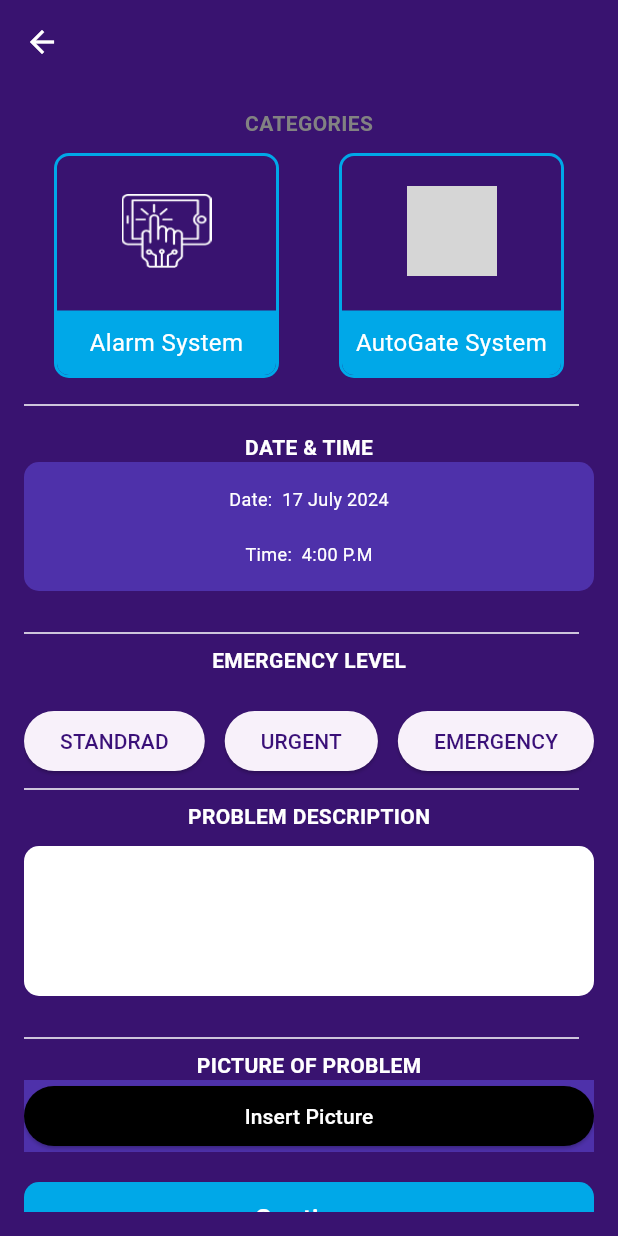
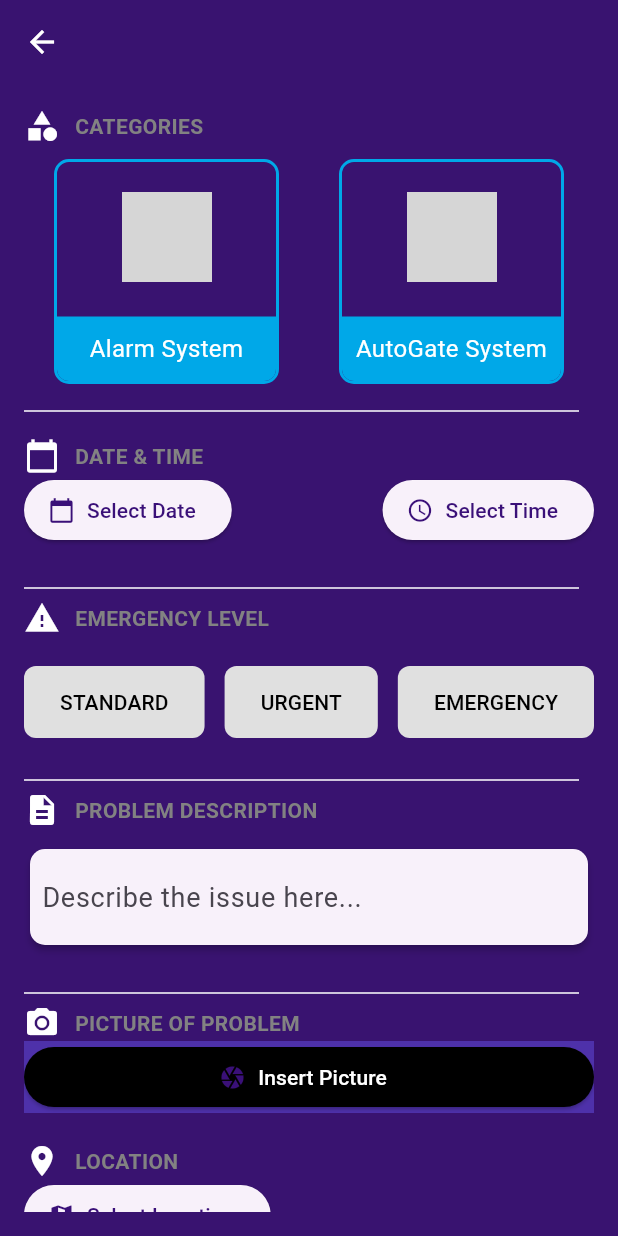
Before and after one commit to ChokJianHong/CustomerApp, a Flutter app: the RequisitionForm screen opened directly with empty values, on a phone screen of 412 x 824 dp. Run offline on Flutter 3.47's test engine with Material 3 defaults, Android fonts, the phone set to English and light mode, and no system bars; our stand-ins replace curved_navigation_bar, email_validator, flutter_secure_storage, google_places_flutter, jwt_decoder; accounts and stored records are empty; grey boxes are pictures that could not be loaded.

Commit message:
Update RequisitionForm.dart

```diff
--- a/customer_app/lib/pages/RequisitionForm.dart
+++ b/customer_app/lib/pages/RequisitionForm.dart
@@ -5,6 +5,8 @@ import 'package:customer_app/core/configs/theme/app_colors.dart';
 import 'package:customer_app/pages/ConfirmationRequest.dart';
 import 'package:customer_app/pages/HomePage.dart';
 import 'package:flutter/material.dart';
+import 'package:google_places_flutter/google_places_flutter.dart';
+import 'package:intl/intl.dart'; // For date formatting
 
 class RequisitionForm extends StatefulWidget {
   final String token;
@@ -17,212 +19,190 @@ class RequisitionForm extends StatefulWidget {
 class _RequisitionFormState extends State<RequisitionForm> {
   bool isAlarmSelected = false;
   bool isAutogateSelected = false;
+  DateTime? selectedDate;
+  TimeOfDay? selectedTime;
+  String? selectedLocation;
+  String? selectedEmergencyLevel;
+
+  // Function to select date
+  Future<void> _selectDate() async {
+    final DateTime? picked = await showDatePicker(
+      context: context,
+      initialDate: DateTime.now(),
+      firstDate: DateTime(2000),
+      lastDate: DateTime(2101),
+    );
+    if (picked != null && picked != selectedDate) {
+      setState(() {
+        selectedDate = picked;
+      });
+    }
+  }
+
+  // Function to select time
+  Future<void> _selectTime() async {
+    final TimeOfDay? picked = await showTimePicker(
+      context: context,
+      initialTime: TimeOfDay.now(),
+    );
+    if (picked != null && picked != selectedTime) {
+      setState(() {
+        selectedTime = picked;
+      });
+    }
+  }
+
+  // Function to handle location selection
+  Future<void> _selectLocation() async {
+    setState(() {
+      selectedLocation = 'Location selected'; // Update with actual location
+    });
+  }
 
   @override
   Widget build(BuildContext context) {
     return Scaffold(
       backgroundColor: AppColors.primary,
       appBar: AppBar(
-        backgroundColor:
-            AppColors.primary, // Match app bar color with background
-        elevation: 0, // Remove shadow
+        backgroundColor: AppColors.primary,
+        elevation: 0,
         leading: IconButton(
-          icon: const Icon(
-            Icons.arrow_back,
-            color: Colors.white,
-          ), // Back arrow icon
+          icon: const Icon(Icons.arrow_back, color: Colors.white),
           onPressed: () {
             Navigator.push(
                 context,
                 MaterialPageRoute(
                     builder: (context) => HomePage(
                           token: widget.token,
-                      )),
-            );
+                        )));
           },
         ),
       ),
       body: Padding(
         padding: const EdgeInsets.all(16),
         child: SingleChildScrollView(
+          physics: const BouncingScrollPhysics(),
           child: Column(
+            crossAxisAlignment: CrossAxisAlignment.start,
             children: [
-              const Text(
-                'CATEGORIES',
-                style: TextStyle(
-                  fontWeight: FontWeight.bold,
-                  fontSize: 14,
-                  color: AppColors.grey,
-                ),
-              ),
-              const SizedBox(
-                height: 10,
-              ),
+              // CATEGORIES Section
+              _buildSectionTitle('CATEGORIES', Icons.category),
+              const SizedBox(height: 10),
               Row(
                 mainAxisAlignment: MainAxisAlignment.spaceAround,
                 children: [
-                  // Alarm System Button
                   categoryButton(
                     label: 'Alarm System',
-                    imagePath: 'lib/Assets/photos/Alarm.png',
+                    imagePath: 'lib/Assets/photos/alarm.png',
                     isSelected: isAlarmSelected,
                     onTap: () {
                       setState(() {
-                        isAlarmSelected = true; // Select the Alarm button
-                        isAutogateSelected = false; // Deselect the other option
+                        isAlarmSelected = true;
+                        isAutogateSelected = false;
                       });
                     },
                   ),
-
-                  // Autogate System Button
                   categoryButton(
                     label: 'AutoGate System',
                     imagePath: 'lib/Assets/photos/Autogate.png',
                     isSelected: isAutogateSelected,
                     onTap: () {
                       setState(() {
-                        isAutogateSelected = true; // Select the Autogate button
-                        isAlarmSelected = false; // Deselect the Alarm option
+                        isAutogateSelected = true;
+                        isAlarmSelected = false;
                       });
                     },
                   ),
                 ],
               ),
-              const SizedBox(
-                height: 10,
+              const SizedBox(height: 10),
+              const ADivider(),
+              const SizedBox(height: 10),
+
+              // DATE & TIME Section
+              _buildSectionTitle('DATE & TIME', Icons.calendar_today),
+              Row(
+                mainAxisAlignment: MainAxisAlignment.spaceBetween,
+                children: [
+                  ElevatedButton.icon(
+                    onPressed: _selectDate,
+                    icon: const Icon(Icons.calendar_today),
+                    label: Text(
+                      selectedDate != null
+                          ? 'Date: ${DateFormat('yyyy-MM-dd').format(selectedDate!)}'
+                          : 'Select Date',
                     ),
-              const ADivider(),
-              const SizedBox(
-                height: 10,
                   ),
-              const Text(
-                "DATE & TIME",
-                style: TextStyle(
-                    fontSize: 14,
-                    fontWeight: FontWeight.bold,
-                    color: Colors.white),
+                  ElevatedButton.icon(
+                    onPressed: _selectTime,
+                    icon: const Icon(Icons.access_time),
+                    label: Text(
+                      selectedTime != null
+                          ? 'Time: ${selectedTime!.format(context)}'
+                          : 'Select Time',
                     ),
-              Container(
-                width: double.infinity,
-                decoration: BoxDecoration(
-                  color: AppColors.secondary,
-                  borderRadius: BorderRadius.circular(10),
-                ),
-                child: const Padding(
-                  padding: EdgeInsets.all(16.0),
-                  child: Column(
-                    children: [
-                      Text(
-                        'Date:  17 July 2024',
-                        style: TextStyle(fontSize: 12, color: Colors.white),
-                        textAlign: TextAlign.left,
-                      ),
-                      SizedBox(
-                        height: 20,
-                      ),
-                      Text(
-                        'Time:  4:00 P.M',
-                        style: TextStyle(fontSize: 12, color: Colors.white),
-                        textAlign: TextAlign.left,
                   ),
                 ],
               ),
-                ),
-              ),
-              const SizedBox(
-                height: 20,
-              ),
+              const SizedBox(height: 20),
               const ADivider(),
-              const Text(
-                'EMERGENCY LEVEL',
-                style: TextStyle(
-                    color: Colors.white,
-                    fontSize: 14,
-                    fontWeight: FontWeight.bold),
-              ),
-              const SizedBox(
-                height: 20,
-              ),
+
+              // EMERGENCY LEVEL Section
+              _buildSectionTitle('EMERGENCY LEVEL', Icons.warning),
+              const SizedBox(height: 20),
               Row(
                 mainAxisAlignment: MainAxisAlignment.spaceBetween,
                 children: [
-                  ElevatedButton(
-                    onPressed: () {},
-                    child: const Text('STANDRAD'),
-                  ),
-                  ElevatedButton(
-                    onPressed: () {},
-                    child: const Text('URGENT'),
-                  ),
-                  ElevatedButton(
-                      onPressed: () {}, child: const Text('EMERGENCY')),
+                  _buildEmergencyButton('STANDARD', Colors.green),
+                  _buildEmergencyButton('URGENT', Colors.orange),
+                  _buildEmergencyButton('EMERGENCY', Colors.red),
                 ],
               ),
+              const SizedBox(height: 20),
               const ADivider(),
-              const Text(
-                'PROBLEM DESCRIPTION',
-                style: TextStyle(
-                    color: Colors.white,
-                    fontSize: 14,
-                    fontWeight: FontWeight.bold),
-              ),
-              const SizedBox(
-                height: 10,
-              ),
-              Container(
-                width: double.infinity,
-                height: 100,
-                decoration: BoxDecoration(
-                  color: Colors.white,
-                  borderRadius: BorderRadius.circular(10),
-                ),
-                child: const Padding(
-                  padding:
-                      EdgeInsets.all(8.0), // Add padding inside the container
-                  child: TextField(
-                    maxLines: null, // Allow multiple lines
-                    decoration: InputDecoration(
-                      border:
-                          InputBorder.none, // Remove border of the TextField
-                    ),
-                    style: TextStyle(fontSize: 18),
-                  ),
-                ),
-              ),
-              const SizedBox(
-                height: 20,
-              ),
+
+              // PROBLEM DESCRIPTION Section
+              _buildSectionTitle('PROBLEM DESCRIPTION', Icons.description),
+              const SizedBox(height: 10),
+              _buildDescriptionField(),
+              const SizedBox(height: 20),
               const ADivider(),
-              const Text(
-                'PICTURE OF PROBLEM',
-                style: TextStyle(
-                    fontSize: 14,
-                    fontWeight: FontWeight.bold,
-                    color: Colors.white),
-              ),
+
+              // PICTURE OF PROBLEM Section
+              _buildSectionTitle('PICTURE OF PROBLEM', Icons.camera_alt),
               Container(
                 width: double.infinity,
                 color: AppColors.secondary,
-                child: ElevatedButton(
+                child: ElevatedButton.icon(
                   onPressed: () {},
+                  icon: const Icon(Icons.camera),
                   style:
                       ElevatedButton.styleFrom(backgroundColor: Colors.black),
-                  child: const Text(
-                    'Insert Picture',
-                    style: TextStyle(color: Colors.white),
+                  label: const Text('Insert Picture',
+                      style: TextStyle(color: Colors.white)),
                 ),
               ),
+              const SizedBox(height: 20),
+
+              // LOCATION Section
+              _buildSectionTitle('LOCATION', Icons.location_on),
+              ElevatedButton.icon(
+                onPressed: _selectLocation,
+                icon: const Icon(Icons.map),
+                label: Text(selectedLocation ?? 'Select Location'),
               ),
-              const SizedBox(
-                height: 20,
-              ),
+              const SizedBox(height: 20),
+
+              // Continue Button
               MyButton(
                 text: 'Continue',
                 onTap: () {
                   Navigator.push(
                     context,
                     MaterialPageRoute(
-                        builder: (context) => ConfirmationRequest(token: widget.token,)),
+                        builder: (context) => ConfirmationRequest(
+                              token: widget.token,
+                            )),
                   );
                 },
               ),
@@ -232,4 +212,76 @@ class _RequisitionFormState extends State<RequisitionForm> {
       ),
     );
   }
+
+  // Section Title Widget with Icon
+  Widget _buildSectionTitle(String title, IconData icon) {
+    return Row(
+      children: [
+        Icon(icon, color: Colors.white),
+        const SizedBox(width: 10),
+        Text(
+          title,
+          style: const TextStyle(
+            fontWeight: FontWeight.bold,
+            fontSize: 14,
+            color: AppColors.grey,
+          ),
+        ),
+      ],
+    );
   }
+
+  // Emergency Button Widget with Color Change
+  // Emergency Button Widget with Animated Color Change
+  Widget _buildEmergencyButton(String label, Color color) {
+    final isSelected = selectedEmergencyLevel == label;
+    return AnimatedContainer(
+      duration: const Duration(milliseconds: 300), // Animation duration
+      curve: Curves.easeInOut, // Smooth curve for animation
+      decoration: BoxDecoration(
+        color: isSelected ? color.withOpacity(0.8) : Colors.grey[300],
+        borderRadius: BorderRadius.circular(8), // Optional: Rounded corners
+        boxShadow: isSelected
+            ? [BoxShadow(color: color.withOpacity(0.4), blurRadius: 10)]
+            : [],
+      ),
+      child: ElevatedButton(
+        style: ElevatedButton.styleFrom(
+          backgroundColor: Colors
+              .transparent, // Set the background transparent to let the AnimatedContainer handle color
+          shadowColor:
+              Colors.transparent, // Remove default shadow to use custom shadow
+          elevation: 0, // Remove default elevation
+        ),
+        onPressed: () {
+          setState(() {
+            selectedEmergencyLevel = label;
+          });
+        },
+        child: Text(
+          label,
+          style: TextStyle(color: isSelected ? Colors.white : Colors.black),
+        ),
+      ),
+    );
+  }
+
+  // Description Field Widget
+  Widget _buildDescriptionField() {
+    return Card(
+      elevation: 2,
+      shape: RoundedRectangleBorder(borderRadius: BorderRadius.circular(10)),
+      child: Padding(
+        padding: const EdgeInsets.all(8.0),
+        child: TextField(
+          maxLines: null,
+          decoration: const InputDecoration(
+            border: InputBorder.none,
+            hintText: 'Describe the issue here...',
+          ),
+          style: const TextStyle(fontSize: 18),
+        ),
+      ),
+    );
+  }
+}
```
Lines whose indentation alone changed are shown as unchanged.
